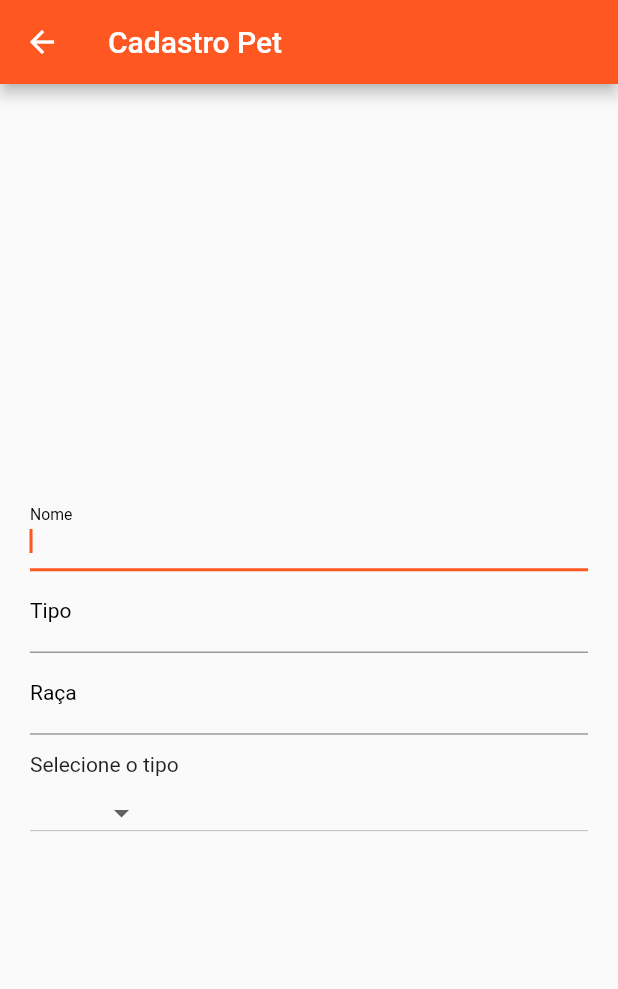
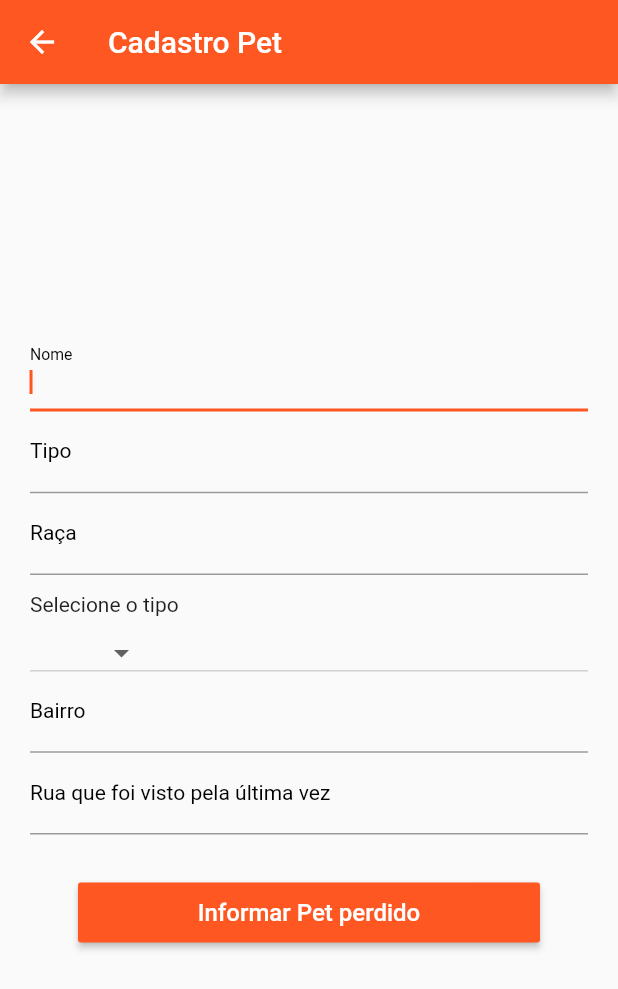
Before and after one commit to igornnt/Computacao-ubiqua, a Flutter app: the CadastroPetPerdido screen opened directly, on a phone screen of 412 x 824 dp. Shown: the top 989 px of the screen. Run offline on Flutter 3.47's test engine with Material 2 defaults, Android fonts, the phone set to English and light mode, and no system bars.

Commit message:
Adição do botão e campos de localização

```diff
--- a/lib/view/CadastroPetPerdido.dart
+++ b/lib/view/CadastroPetPerdido.dart
@@ -95,6 +95,42 @@ class _CadastroPetPerdido extends State<CadastroPetPerdido> {
                     }).toList()
                   ),
                 ),
+                  TextField(
+                  autofocus: true,
+                  style: new TextStyle(color: Colors.black, fontSize: 14),
+                  decoration: InputDecoration(
+                    labelText: "Bairro",
+                    labelStyle: TextStyle(color: Colors.black)
+                  ),
+                ),
+                TextField(
+                  autofocus: true,
+                  style: new TextStyle(color: Colors.black, fontSize: 14),
+                  decoration: InputDecoration(
+                    labelText: "Rua que foi visto pela última vez",
+                    labelStyle: TextStyle(color: Colors.black)
+                  ),
+                ),
+                Padding(
+              padding: const EdgeInsets.all(32),
+              child: Container(
+                height: 40,
+                width: MediaQuery.of(context).size.height,
+                child: RaisedButton(
+                  //Cor do botão
+                  color: Colors.deepOrange,
+                  //O Texto que vai nele
+                  child: Text("Informar Pet perdido", style: TextStyle(
+                      fontSize: 16,
+                      color: Colors.white
+                  ),
+                  ),
+                  onPressed: (){
+
+                  },
+                ),
+              ),
+            ),
 
               ],
 
```
Also changed, not shown: pubspec.lock.
